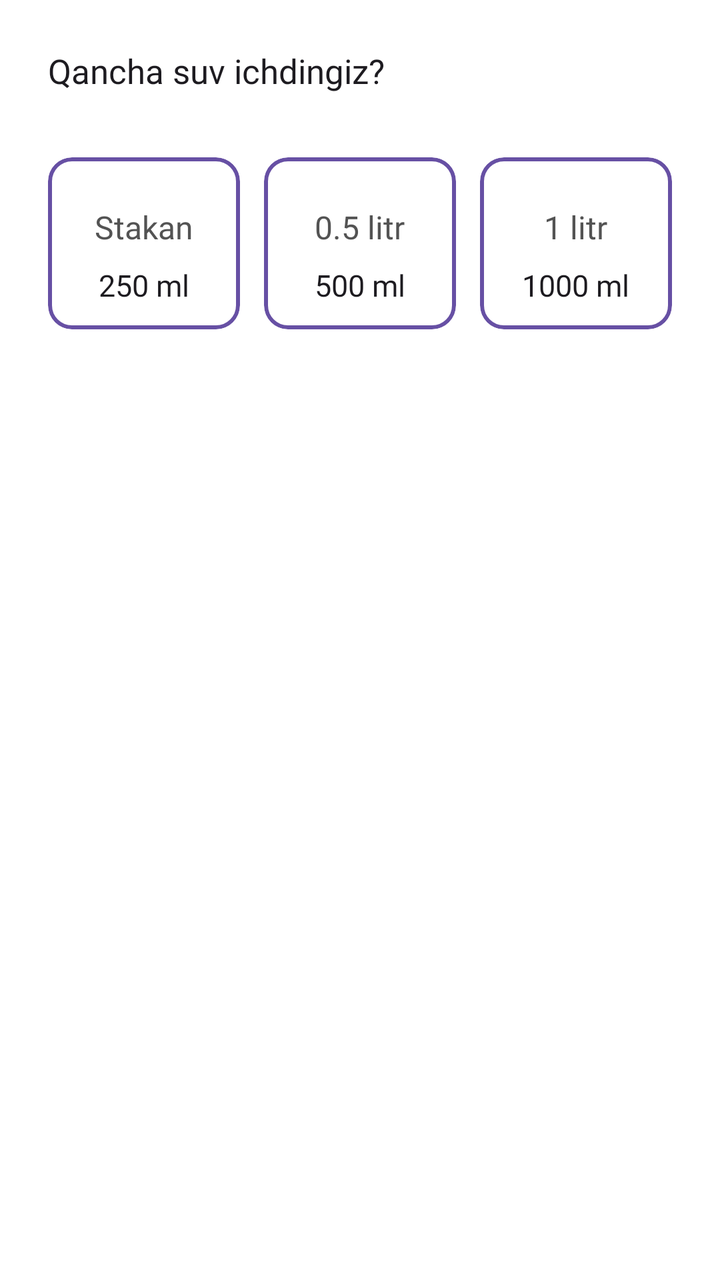
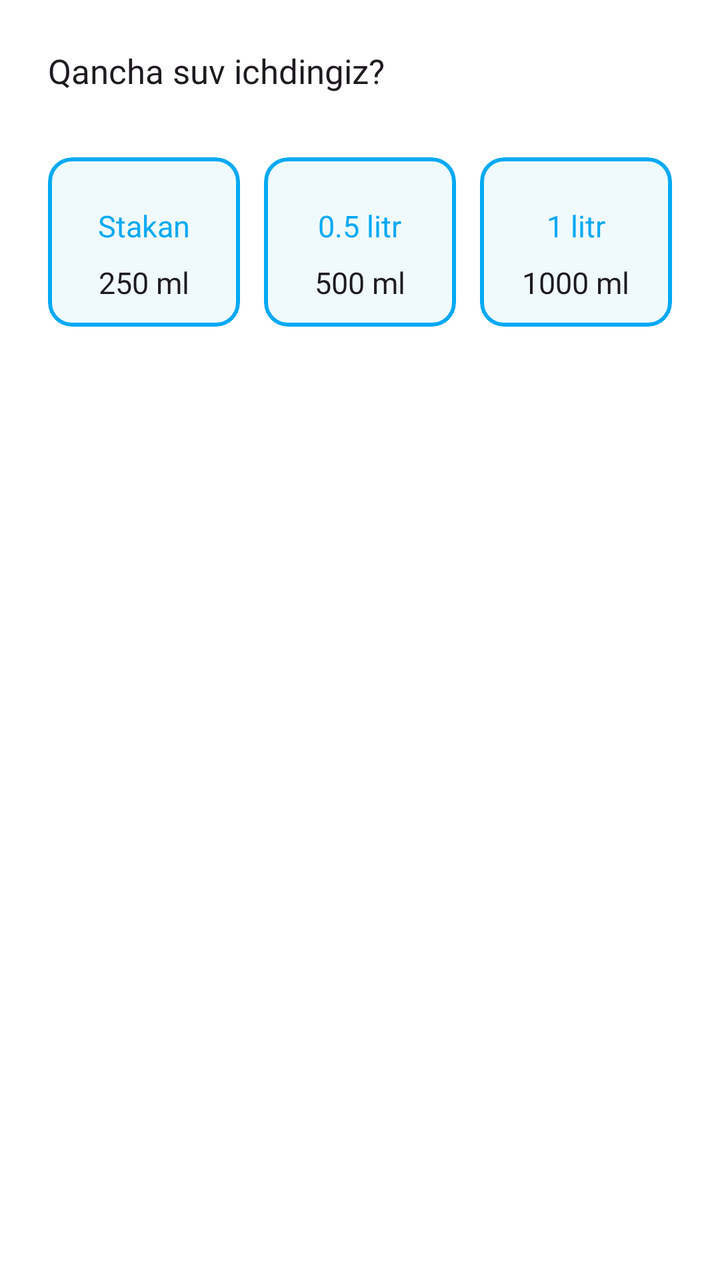

The first picture is an Android layout as it rendered before a commit; the second is the same layout after the commit. The layout source and the unified diff follow.
<!-- AndroidManifest.xml: application theme Theme.Ozamiz -->
<!-- res/layout/dialog_log_water.xml -->
<?xml version="1.0" encoding="utf-8"?>
<LinearLayout xmlns:android="http://schemas.android.com/apk/res/android"
    xmlns:app="http://schemas.android.com/apk/res-auto"
    android:layout_width="match_parent"
    android:layout_height="wrap_content"
    android:background="@drawable/round_lay"
    android:backgroundTint="?colorSurfaceContainerLowest"
    android:orientation="vertical"
    android:paddingHorizontal="@dimen/dimen_24"
    android:paddingBottom="64dp"
    android:paddingTop="24dp">


    <TextView
        style="@style/Title3_17"
        android:layout_width="wrap_content"
        android:layout_height="wrap_content"
        android:layout_gravity="start"
        android:layout_marginBottom="20dp"
        android:text="@string/log_water_title"
        android:textColor="?colorOnSurface" />

    <TextView
        style="@style/Text1_16"
        android:layout_width="wrap_content"
        android:layout_height="wrap_content"
        android:layout_marginBottom="12dp"
        android:visibility="gone"
        android:drawablePadding="@dimen/dimen_8"
        android:text="Suvni ovqatdan 20 minut olding iching"
        android:textColor="#AC5F00"
        android:drawableTint="@color/yellow"
        app:drawableStartCompat="@drawable/info_ic" />

    <LinearLayout
        android:layout_width="match_parent"
        android:layout_height="wrap_content"
        android:layout_marginTop="@dimen/dimen_12"
        android:baselineAligned="false"
        android:orientation="horizontal">

        <com.google.android.material.card.MaterialCardView
            android:id="@+id/card_glass"
            style="@style/WaterPresetCard">

            <LinearLayout
                android:background="@color/white"
                style="@style/WaterPresetLayout">

                <ImageView
                    style="@style/WaterPresetIcon"
                    android:src="@drawable/water_full_24px" />

                <TextView
                    style="@style/WaterPresetLabel"
                    android:text="@string/water_preset_glass" />

                <TextView
                    style="@style/WaterPresetAmount"
                    android:text="@string/water_amount_glass" />
            </LinearLayout>
        </com.google.android.material.card.MaterialCardView>

        <com.google.android.material.card.MaterialCardView
            android:id="@+id/card_small_bottle"
            style="@style/WaterPresetCard"
            android:layout_marginStart="12dp"
            android:layout_marginEnd="12dp">

            <LinearLayout style="@style/WaterPresetLayout"
                android:background="@color/white"
                >

                <ImageView
                    style="@style/WaterPresetIcon"
                    android:src="@drawable/bottle_mini" />

                <TextView
                    style="@style/WaterPresetLabel"
                    android:gravity="center"
                    android:text="0.5 litr" />

                <TextView
                    style="@style/WaterPresetAmount"
                    android:text="@string/water_amount_small_bottle" />
            </LinearLayout>
        </com.google.android.material.card.MaterialCardView>

        <com.google.android.material.card.MaterialCardView
            android:id="@+id/card_large_bottle"
            style="@style/WaterPresetCard">

            <LinearLayout
                android:background="@color/white"
                style="@style/WaterPresetLayout">

                <ImageView
                    style="@style/WaterPresetIcon"
                    android:src="@drawable/water_bottle_24px" />

                <TextView
                    style="@style/WaterPresetLabel"
                    android:text="1 litr" />

                <TextView
                    style="@style/WaterPresetAmount"
                    android:text="@string/water_amount_large_bottle" />
            </LinearLayout>
        </com.google.android.material.card.MaterialCardView>

    </LinearLayout>


</LinearLayout>
<!-- resources referenced by this layout -->
<resources>
  <color name="white">#FFFFFFFF</color>
  <color name="yellow">#FFB116</color>
  <dimen name="dimen_12">12dp</dimen>
  <dimen name="dimen_24">24dp</dimen>
  <dimen name="dimen_8">8dp</dimen>
  <!-- drawable round_lay (drawable) -->
  <?xml version="1.0" encoding="utf-8"?>
  <shape xmlns:android="http://schemas.android.com/apk/res/android">
  <corners android:radius="@dimen/dimen_12"/>
      <solid android:color="?backgroundColor"/>
  </shape>
  <string name="log_water_title">Qancha suv ichdingiz?</string>
  <string name="water_amount_glass">250 ml</string>
  <string name="water_amount_large_bottle">1000 ml</string>
  <string name="water_amount_small_bottle">500 ml</string>
  <string name="water_preset_glass">Stakan</string>
  <style name="Text1_16">
          <item name="android:textSize">16sp</item>
          <item name="android:fontFamily">@font/roboto_regular</item>
      </style>
  <style name="Title3_17">
          <item name="android:textSize">17sp</item>
          <item name="android:fontFamily">@font/roboto_medium</item>
      </style>
  
      //Headline
  <style name="WaterPresetAmount" parent="Headline3_15">
              <item name="android:layout_width">wrap_content</item>
              <item name="android:layout_height">wrap_content</item>
              <item name="android:textColor">?colorOnSurface</item>
              <item name="android:layout_marginTop">8dp</item>
  
          </style>
  <style name="WaterPresetCard" parent="Widget.Material3.CardView.Filled">
              <item name="android:layout_width">0dp</item>
              <item name="android:layout_height">wrap_content</item>
              <item name="android:layout_weight">1</item>
              <item name="cardCornerRadius">12dp</item>
              <item name="android:clickable">true</item>
              <item name="android:focusable">true</item>
              <item name="android:foreground">?attr/selectableItemBackground</item>
              <item name="cardBackgroundColor">?colorSurfaceContainer</item>
              <item name="strokeWidth">2dp</item>
              <item name="strokeColor">?colorPrimary</item>
          </style>
  <style name="WaterPresetIcon">
              <item name="android:tint">?colorPrimary</item>
              <item name="android:layout_width">@dimen/dimen_24</item>
              <item name="android:layout_height">@dimen/dimen_24</item>
              <item name="android:layout_marginBottom">8dp</item>
              <item name="android:visibility">gone</item>
          </style>
  <style name="WaterPresetLabel" parent="Text1_16">
              <item name="android:layout_width">wrap_content</item>
              <item name="android:layout_height">wrap_content</item>
              <item name="android:textColor">?colorOnSurfaceVariant</item>
              <item name="android:layout_marginTop">@dimen/dimen_12</item>
          </style>
  <style name="WaterPresetLayout">
              <item name="android:layout_width">match_parent</item>
              <item name="android:layout_height">wrap_content</item>
              <item name="android:orientation">vertical</item>
              <item name="android:padding">12dp</item>
              <item name="android:gravity">center</item>
          </style>
  <style name="Theme.Ozamiz" parent="Base.Ozamiz" />
  <dimen name="dimen_20">20dp</dimen>
  <style name="Headline3_15">
          <item name="android:textSize">15sp</item>
          <item name="android:fontFamily">@font/roboto_medium</item>
      </style>
  
      //Text
  <!-- unchanged entries left out for length: 5 -->
</resources>

<!-- the commit's change to res/layout/dialog_log_water.xml (unified diff, before → after) -->
@@ -44,7 +44,7 @@
             style="@style/WaterPresetCard">
 
             <LinearLayout
-                android:background="@color/white"
+                android:background="#F0FAFD"
                 style="@style/WaterPresetLayout">
 
                 <ImageView
@@ -67,8 +67,9 @@
             android:layout_marginStart="12dp"
             android:layout_marginEnd="12dp">
 
-            <LinearLayout style="@style/WaterPresetLayout"
-                android:background="@color/white"
+            <LinearLayout
+                style="@style/WaterPresetLayout"
+                android:background="#F0FAFD"
                 >
 
                 <ImageView
@@ -91,7 +92,7 @@
             style="@style/WaterPresetCard">
 
             <LinearLayout
-                android:background="@color/white"
+                android:background="#F0FAFD"
                 style="@style/WaterPresetLayout">
 
                 <ImageView
<!-- resource entries referenced after the edit -->
@@ -1,6 +1,5 @@
 <!-- resources referenced by this layout -->
 <resources>
-  <color name="white">#FFFFFFFF</color>
   <color name="yellow">#FFB116</color>
   <dimen name="dimen_12">12dp</dimen>
   <dimen name="dimen_24">24dp</dimen>
@@ -43,7 +42,7 @@
               <item name="android:foreground">?attr/selectableItemBackground</item>
               <item name="cardBackgroundColor">?colorSurfaceContainer</item>
               <item name="strokeWidth">2dp</item>
-              <item name="strokeColor">?colorPrimary</item>
+              <item name="strokeColor">@color/blue</item>
           </style>
   <style name="WaterPresetIcon">
               <item name="android:tint">?colorPrimary</item>
@@ -52,10 +51,10 @@
               <item name="android:layout_marginBottom">8dp</item>
               <item name="android:visibility">gone</item>
           </style>
-  <style name="WaterPresetLabel" parent="Text1_16">
+  <style name="WaterPresetLabel" parent="Headline3_15">
               <item name="android:layout_width">wrap_content</item>
               <item name="android:layout_height">wrap_content</item>
-              <item name="android:textColor">?colorOnSurfaceVariant</item>
+              <item name="android:textColor">@color/blue</item>
               <item name="android:layout_marginTop">@dimen/dimen_12</item>
           </style>
   <style name="WaterPresetLayout">
@@ -63,6 +62,7 @@
               <item name="android:layout_height">wrap_content</item>
               <item name="android:orientation">vertical</item>
               <item name="android:padding">12dp</item>
+              <item name="android:background">#F0FAFD</item>
               <item name="android:gravity">center</item>
           </style>
   <style name="Theme.Ozamiz" parent="Base.Ozamiz" />
@@ -73,6 +73,7 @@
       </style>
   
       //Text
+  <color name="blue">#03A9F4</color>
   <!-- unchanged entries left out for length: 5 -->
 </resources>
 
